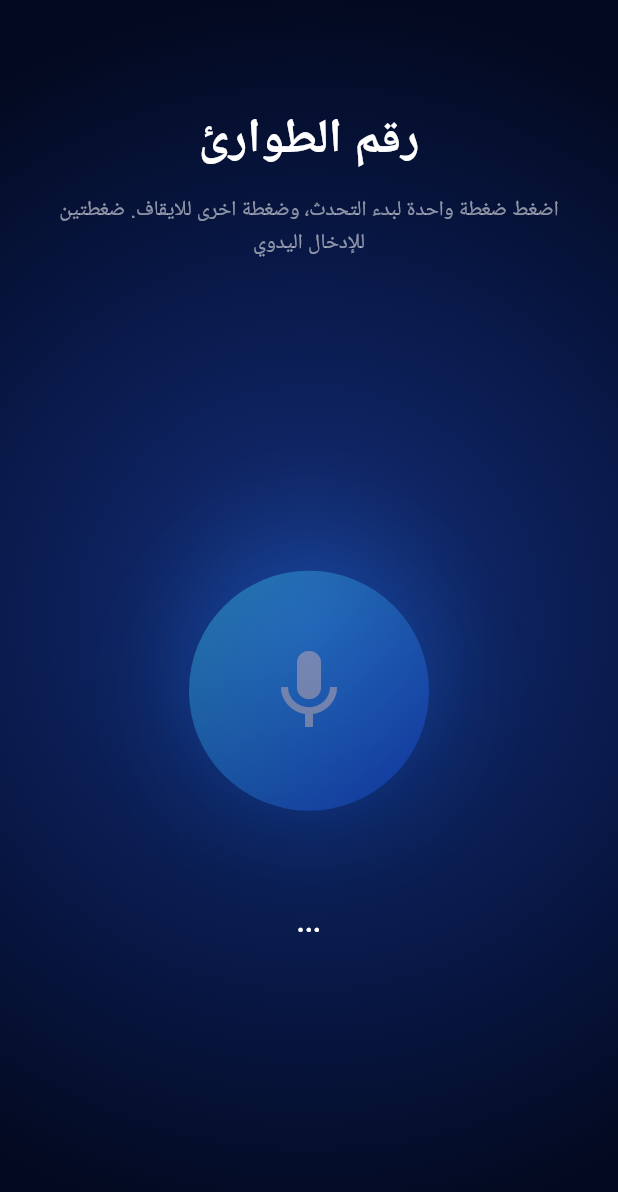
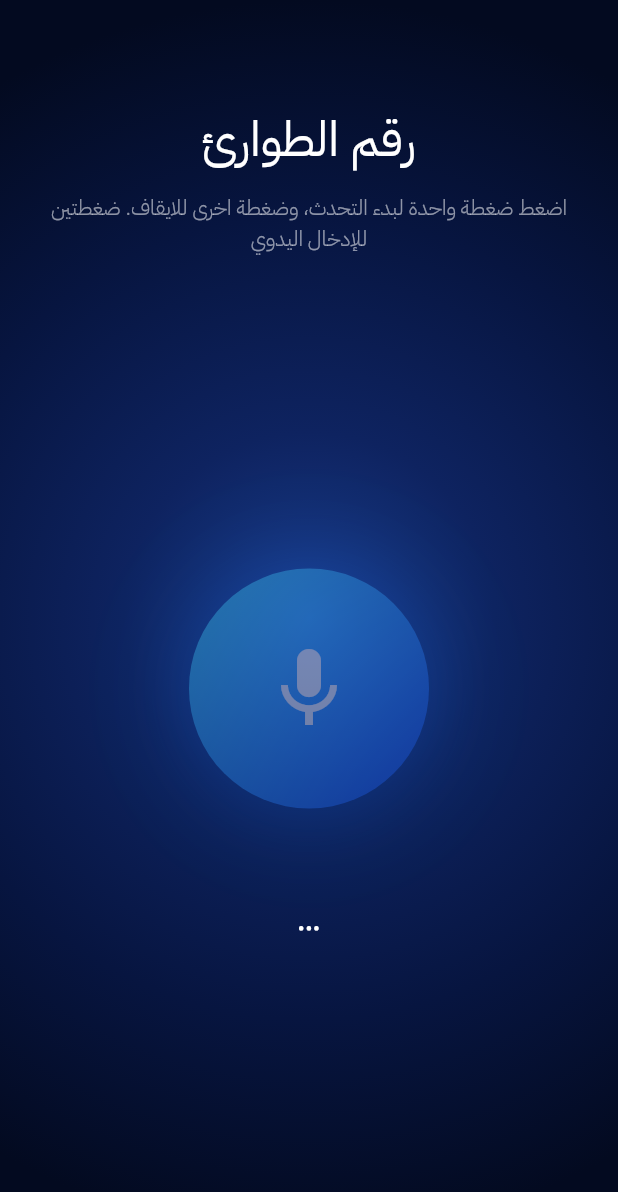
Before and after one commit to laljoudi/Hudai, a Flutter app: the SetupScreen screen opened by its route, on a phone screen of 412 x 824 dp. Shown: the top 1192 px of the screen. Run offline on Flutter 3.47's test engine with Material 3 defaults, Android fonts, the phone set to English and light mode, and no system bars; our stand-ins replace audioplayers, camera, geolocator, permission_handler, shared_preferences, speech_to_text; missing offline and left inert: flutter_phone_direct_caller, tflite_flutter; accounts and stored records are empty.

Commit message:
Add app icon and font updates

```diff
--- a/lib/app/app.dart
+++ b/lib/app/app.dart
@@ -13,6 +13,7 @@ class HudaiApp extends StatelessWidget {
       theme: AppTheme.light(),
       initialRoute: AppRoutes.splash,
       routes: AppRoutes.routes,
+
     );
   }
 }
--- a/lib/app/app_theme.dart
+++ b/lib/app/app_theme.dart
@@ -18,6 +18,7 @@ class AppTheme {
         error: AppColors.danger,
       ),
       textTheme: base.textTheme.apply(
+        fontFamily: 'IBMPlexSansArabic',
         bodyColor: Colors.black,
         displayColor: Colors.black,
       ),
@@ -35,7 +36,8 @@ class AppTheme {
           shape: const StadiumBorder(),
         ),
       ),
-        bottomAppBarTheme: const BottomAppBarThemeData(
+        bottomAppBarTheme: const BottomAppBarTheme(
+        // bottomAppBarTheme: const BottomAppBarThemeData(
         //color: AppColors.footer,
       ),
     );
--- a/lib/features/setup/setup_screen.dart
+++ b/lib/features/setup/setup_screen.dart
@@ -113,8 +113,10 @@ class _SetupScreenState extends State<SetupScreen>
               textAlign: TextAlign.center,
               style: TextStyle(
                 color: Colors.white,
+                fontFamily: 'IBMPlexSansArabic',
+                fontWeight: FontWeight.w400,
                 fontSize: 32,
-                fontWeight: FontWeight.w700,
+                // fontWeight: FontWeight.w700,
                 letterSpacing: -0.5,
               ),
             ),
@@ -126,6 +128,8 @@ class _SetupScreenState extends State<SetupScreen>
               textAlign: TextAlign.center,
               style: TextStyle(
                 color: Colors.white.withOpacity(0.55),
+                fontFamily: 'IBMPlexSansArabic',
+                fontWeight: FontWeight.w300,
                 fontSize: 14,
                 height: 1.5,
               ),
```
Also changed, not shown: pubspec.yaml (+22 -1 lines), assets/fonts/IBMPlexSansArabic-Light.ttf (added), assets/fonts/IBMPlexSansArabic-Regular.ttf (added), assets/icon/ic_launcher_background.png (added), assets/icon/ic_launcher_foreground.png (added), assets/icon/play_store_512.png (added), pubspec.lock, 41 other files.
